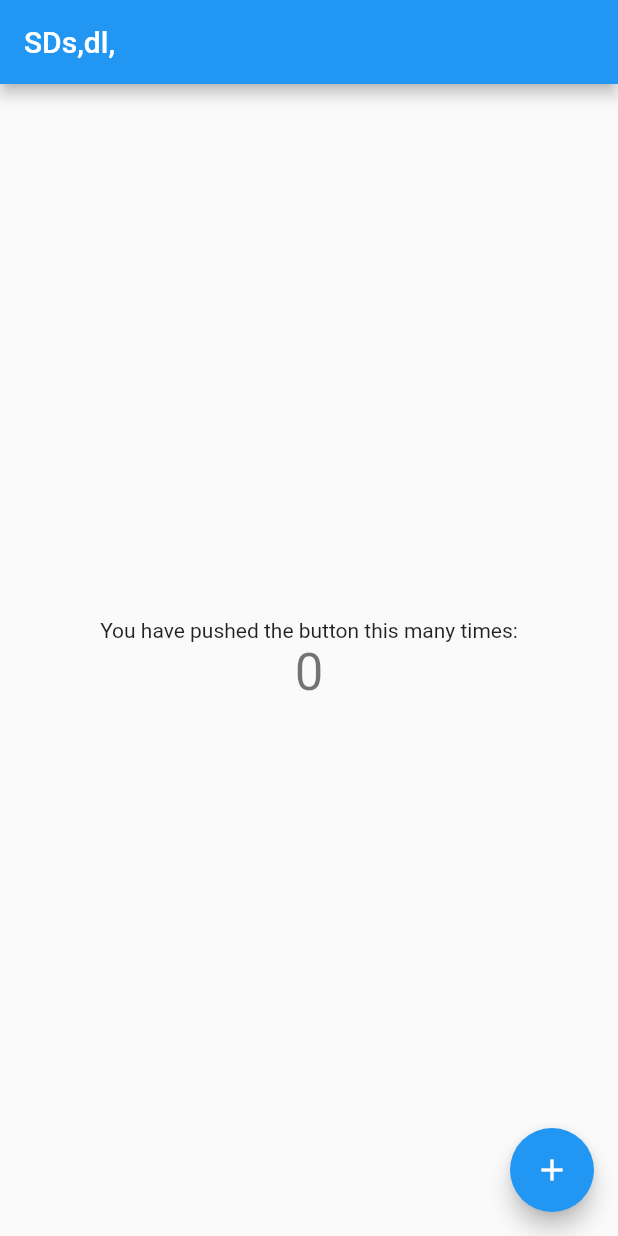
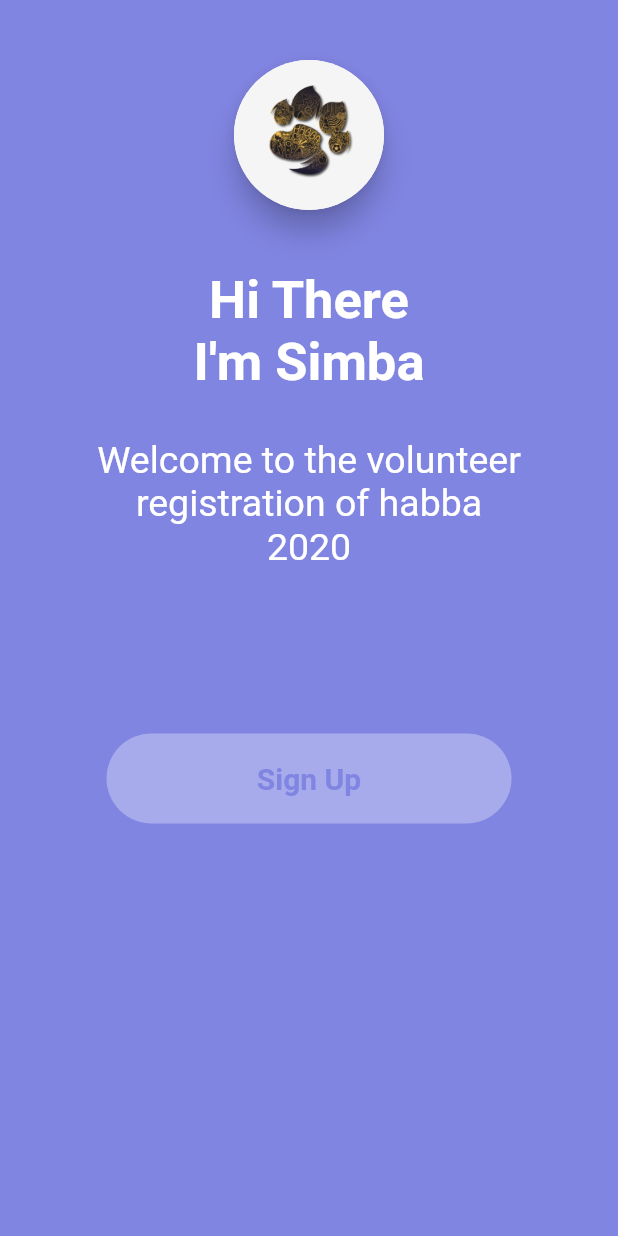
Before and after one commit to redR0b0t/Acharya-Habba-2020, a Flutter app: the screen it shows after launch, on a phone screen of 412 x 824 dp. Run offline on Flutter 3.47's test engine with Material 2 defaults, Android fonts, the phone set to English and light mode, and no system bars; drawn by our look-alikes of avatar_glow; missing offline and left inert: selection_menu.

Commit message:
voluntter registration design added

```diff
--- a/lib/main.dart
+++ b/lib/main.dart
@@ -1,14 +1,18 @@
 import 'package:flutter/material.dart';
+import 'package:flutter/services.dart';
+import 'package:habba2020/pages/volunteer_landing_page.dart';
 import 'package:habba2020/splash_screen.dart';
 
-void main() => runApp(MyApp());
-
+void main() {
+  runApp(MyApp());
+}
 class MyApp extends StatelessWidget {
   // This widget is the root of your application.
   @override
   Widget build(BuildContext context) {
     return MaterialApp(
-      title: 'Flutter Demo',
+      debugShowCheckedModeBanner: false,
+      title: 'Habba 2020',
       theme: ThemeData(
         primarySwatch: Colors.blue,
       ),
@@ -17,7 +21,7 @@ class MyApp extends StatelessWidget {
         image: Image.asset('assets/splash.gif'),
         backgroundColor: Colors.black,
         photoSize: 300,
-        navigateAfterSeconds: MyHomePage(title: "SDs,dl,",),
+        navigateAfterSeconds: VolunteerLandingPage(),
       ),
     );
   }
--- /dev/null
+++ b/lib/pages/delayed_animation.dart
@@ -0,0 +1,57 @@
+import 'dart:async';
+
+import 'package:flutter/material.dart';
+
+class DelayedAnimation extends StatefulWidget {
+  final Widget child;
+  final int delay;
+
+  DelayedAnimation({@required this.child, this.delay});
+
+  @override
+  _DelayedAnimationState createState() => _DelayedAnimationState();
+}
+
+class _DelayedAnimationState extends State<DelayedAnimation>
+    with TickerProviderStateMixin {
+  AnimationController _controller;
+  Animation<Offset> _animOffset;
+
+  @override
+  void initState() {
+    super.initState();
+
+    _controller =
+        AnimationController(vsync: this, duration: Duration(milliseconds: 800));
+    final curve =
+        CurvedAnimation(curve: Curves.decelerate, parent: _controller);
+    _animOffset =
+        Tween<Offset>(begin: const Offset(0.0, 0.35), end: Offset.zero)
+            .animate(curve);
+
+    if (widget.delay == null) {
+      _controller.forward();
+    } else {
+      Timer(Duration(milliseconds: widget.delay), () {
+        _controller.forward();
+      });
+    }
+  }
+
+  @override
+  void dispose() {
+    super.dispose();
+    _controller.dispose();
+  }
+
+  @override
+  Widget build(BuildContext context) {
+    return FadeTransition(
+      child: SlideTransition(
+        position: _animOffset,
+        child: widget.child,
+      ),
+      opacity: _controller,
+    );
+  }
+}
--- /dev/null
+++ b/lib/pages/volunteer_landing_page.dart
@@ -0,0 +1,164 @@
+import 'package:avatar_glow/avatar_glow.dart';
+import 'package:flutter/material.dart';
+import 'package:habba2020/pages/delayed_animation.dart';
+import 'package:habba2020/pages/volunteer_sign_up.dart';
+
+class VolunteerLandingPage extends StatefulWidget {
+  @override
+  _VolunteerLandingPageState createState() => _VolunteerLandingPageState();
+}
+
+class _VolunteerLandingPageState extends State<VolunteerLandingPage>
+    with SingleTickerProviderStateMixin {
+  final int delayedAmount = 500;
+  double _scale;
+  AnimationController _controller;
+
+  @override
+  void initState() {
+    _controller = AnimationController(
+      vsync: this,
+      duration: Duration(
+        milliseconds: 200,
+      ),
+      lowerBound: 0.0,
+      upperBound: 0.1,
+    )..addListener(() {
+        setState(() {});
+      });
+    super.initState();
+  }
+
+  @override
+  Widget build(BuildContext context) {
+    final color = Colors.white;
+    _scale = 1 - _controller.value;
+    return Scaffold(
+        backgroundColor: Color(0xFF8185E2),
+        body: Center(
+          child: Column(
+            children: <Widget>[
+              AvatarGlow(
+                endRadius: 90,
+                duration: Duration(seconds: 2),
+                glowColor: Colors.white24,
+                repeat: true,
+                repeatPauseDuration: Duration(seconds: 2),
+                startDelay: Duration(seconds: 1),
+                child: Material(
+                    elevation: 8.0,
+                    shape: CircleBorder(),
+                    child: CircleAvatar(
+                      backgroundColor: Colors.grey[100],
+                      child: Image.asset("assets/xpaw.png"),
+                      radius: 50.0,
+                    )),
+              ),
+              DelayedAnimation(
+                child: Text(
+                  "Hi There",
+                  style: TextStyle(
+                      fontWeight: FontWeight.bold,
+                      fontSize: 35.0,
+                      color: color),
+                ),
+                delay: delayedAmount + 1000,
+              ),
+              DelayedAnimation(
+                child: Text(
+                  "I'm Simba",
+                  style: TextStyle(
+                      fontWeight: FontWeight.bold,
+                      fontSize: 35.0,
+                      color: color),
+                ),
+                delay: delayedAmount + 2000,
+              ),
+              SizedBox(
+                height: 30.0,
+              ),
+              Container(
+                width: MediaQuery.of(context).size.width * 0.8,
+                child: DelayedAnimation(
+                  child: Text(
+                    "Welcome to the volunteer registration of habba \n2020",
+                    style: TextStyle(fontSize: 25.0, color: color),
+                    textAlign: TextAlign.center,
+                  ),
+                  delay: delayedAmount + 3000,
+                ),
+              ),
+              SizedBox(
+                height: 100.0,
+              ),
+              DelayedAnimation(
+                child: GestureDetector(
+                  onTapDown: _onTapDown,
+                  onTapUp: _onTapUp,
+                  child: Transform.scale(
+                    scale: _scale,
+                    child: _animatedButtonUI,
+                  ),
+                ),
+                delay: delayedAmount + 4000,
+              ),
+              SizedBox(
+                height: 50.0,
+              ),
+             /* DelayedAnimation(
+                child: Text(
+                  "I Already have An Account".toUpperCase(),
+                  style: TextStyle(
+                      fontSize: 20.0,
+                      fontWeight: FontWeight.bold,
+                      color: color),
+                ),
+                delay: delayedAmount + 5000,
+              ),*/
+            ],
+          ),
+        )
+        //  Column(
+        //   mainAxisAlignment: MainAxisAlignment.center,
+        //   children: <Widget>[
+        //     Text('Tap on the Below Button',style: TextStyle(color: Colors.grey[400],fontSize: 20.0),),
+        //     SizedBox(
+        //       height: 20.0,
+        //     ),
+        //      Center(
+
+        //   ),
+        //   ],
+
+        // ),
+        );
+  }
+
+  Widget get _animatedButtonUI => Container(
+        height: 60,
+        width: 270,
+        decoration: BoxDecoration(
+          borderRadius: BorderRadius.circular(100.0),
+          color: Colors.white,
+        ),
+        child: Center(
+          child: Text(
+            'Sign Up',
+            style: TextStyle(
+              fontSize: 20.0,
+              fontWeight: FontWeight.bold,
+              color: Color(0xFF8185E2),
+            ),
+          ),
+        ),
+      );
+
+  void _onTapDown(TapDownDetails details) {
+    Navigator.push(context, MaterialPageRoute(builder: (context)=> VolunteerSignUp()));
+    _controller.forward();
+  }
+
+  void _onTapUp(TapUpDetails details) {
+    _controller.reverse();
+  }
+}
--- /dev/null
+++ b/lib/utils/style_guide.dart
@@ -0,0 +1,3 @@
+import 'package:flutter/material.dart';
+
+Color notWhite = Color(0xFFEDF0F2);
--- a/pubspec.yaml
+++ b/pubspec.yaml
@@ -19,6 +19,8 @@ environment:
 dependencies:
   flutter:
     sdk: flutter
+  avatar_glow:
+  selection_menu: ^0.9.0
 
   # The following adds the Cupertino Icons font to your application.
   # Use with the CupertinoIcons class for iOS style icons.
@@ -39,7 +41,9 @@ flutter:
   # included with your application, so that you can use the icons in
   # the material Icons class.
   uses-material-design: true
-
+  assets:
+    - assets/splash.gif
+    - assets/xpaw.png
   # To add assets to your application, add an assets section, like this:
   # assets:
   #  - images/a_dot_burr.jpeg
```
Also changed, not shown: lib/pages/volunteer_sign_up.dart (added, +404 -0 lines), assets/splash.gif (added), assets/xpaw.png (added), pubspec.lock.
